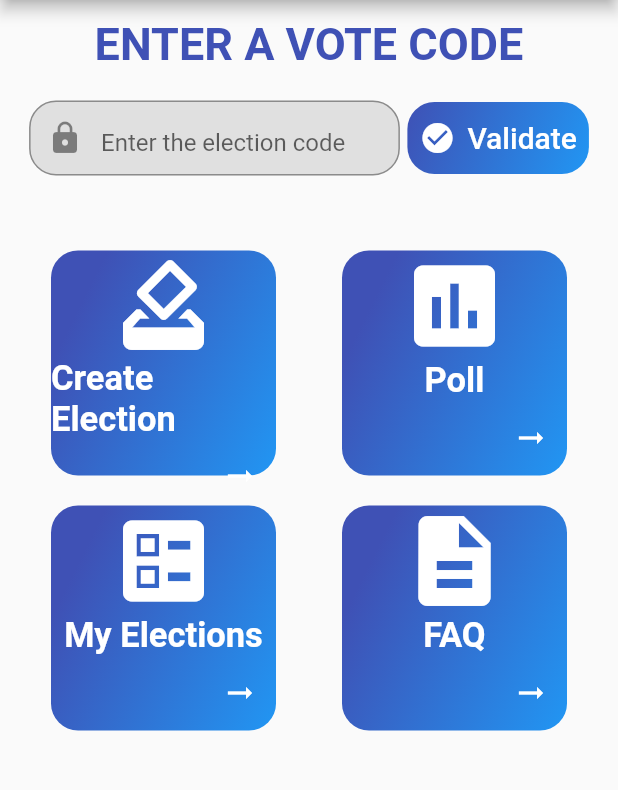
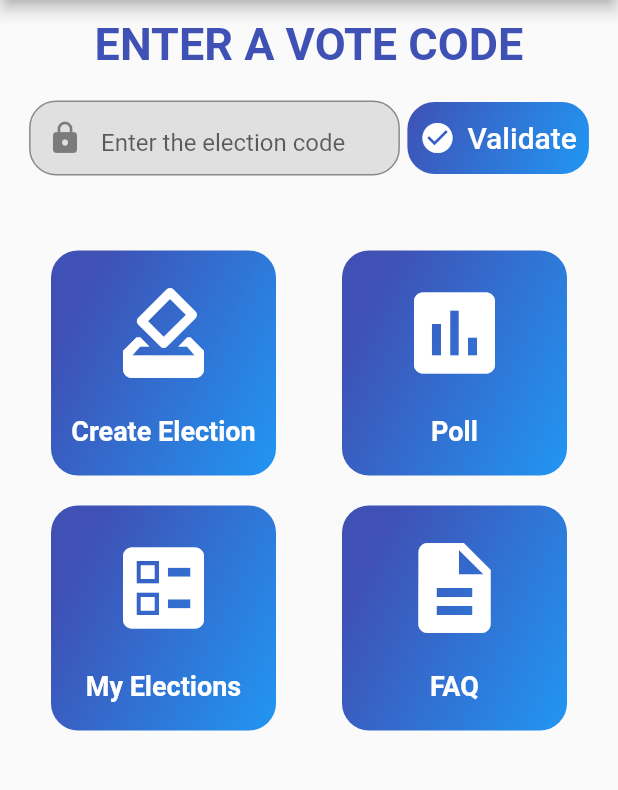
Before and after one commit to adityakrsingh2907/voting_app_fl2, a Flutter app: the screen it shows after launch, on a phone screen of 412 x 824 dp, the part 84-874 px from its top. Run offline on Flutter 3.47's test engine with Material 2 defaults, Android fonts, the phone set to English and light mode, and no system bars; our stand-ins replace community_material_icon, routemaster.

Commit message:
removed arrow

```diff
--- a/lib/widgets/action_box.dart
+++ b/lib/widgets/action_box.dart
@@ -35,19 +35,20 @@ class ActionBox extends StatelessWidget {
           Text(
             action,
             style: TextStyle(
-                fontSize: 23.0,
+                fontSize: 18.0,
                 color: Colors.white,
                 fontWeight: FontWeight.bold),
+            textAlign: TextAlign.center,
           ),
-          Align(
-            alignment: Alignment.bottomRight,
-            child: IconButton(
-                icon: Icon(
-                  Icons.arrow_right_alt,
-                  color: Colors.white,
-                ),
-                onPressed: null),
-          )
+          // Align(
+          //   alignment: Alignment.bottomRight,
+          //   child: IconButton(
+          //       icon: Icon(
+          //         Icons.arrow_right_alt,
+          //         color: Colors.white,
+          //       ),
+          //       onPressed: null),
+          // )
         ],
       ),
     );
```
